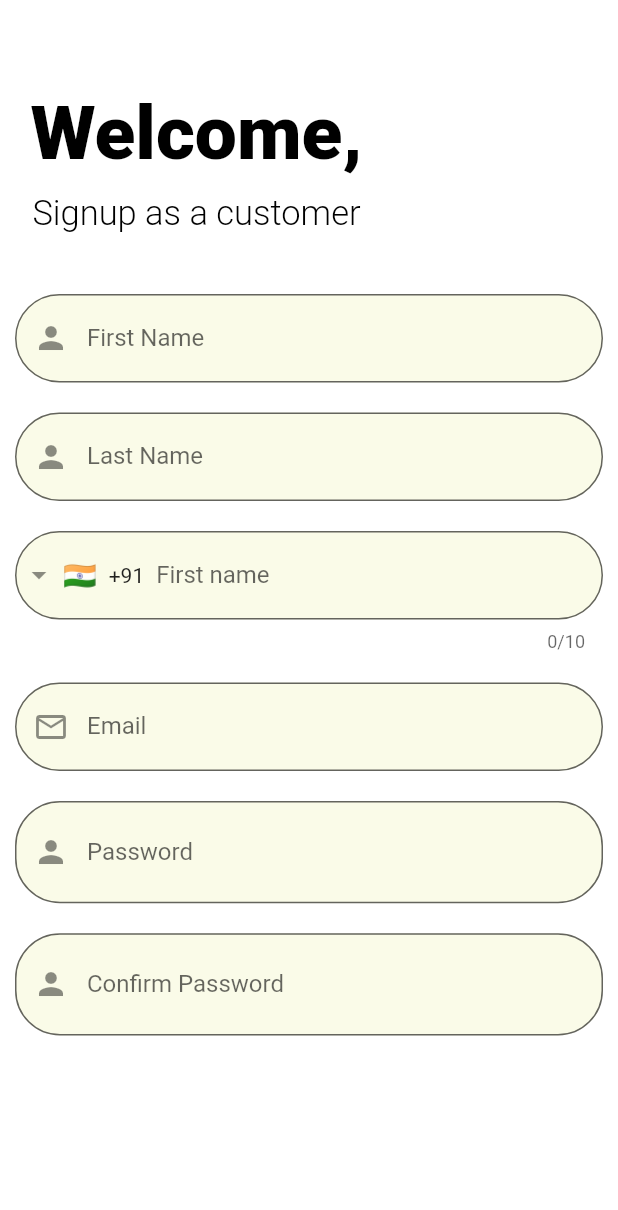
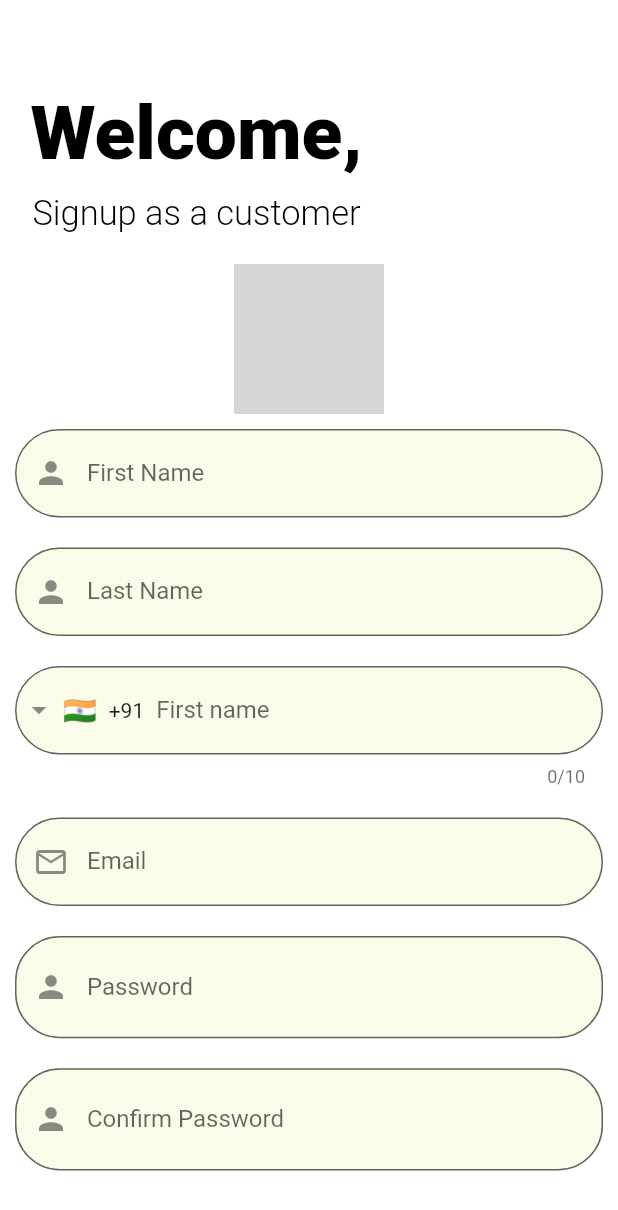
Before and after one commit to ayan-gorain/Enchantee, a Flutter app: the Customersignupage screen opened by its route, on a phone screen of 412 x 824 dp. Shown: the top 1210 px of the screen. Run offline on Flutter 3.47's test engine with Material 2 defaults, Android fonts, the phone set to English and light mode, and no system bars; drawn by our look-alikes of intl_phone_field; our stand-ins replace flutter_screenutil, font_awesome_flutter, image_picker; grey boxes are pictures that could not be loaded.

Commit message:
customersign up going on

```diff
--- a/lib/pages/customers_signup.dart
+++ b/lib/pages/customers_signup.dart
@@ -1,5 +1,8 @@
+import 'package:enchante/widget/user_image_picker.dart';
 import 'package:flutter/material.dart';
 import 'package:intl_phone_field/intl_phone_field.dart';
+import 'package:image_picker/image_picker.dart';
+
 
 class Customersignupage extends StatefulWidget {
   const Customersignupage({Key? key}) : super(key: key);
@@ -20,6 +23,7 @@ class _CustomersignupageState extends State<Customersignupage> {
           width:double.infinity,
             child: Column(
               children:<Widget> [
+
                 SizedBox(height:30),
                 const Padding(
                   padding: EdgeInsets.only(right:150,top:30),
@@ -39,12 +43,11 @@ class _CustomersignupageState extends State<Customersignupage> {
                             color: Colors.black,
                             fontWeight: FontWeight.w300)),
                 ),
-                SizedBox(height: 30),
-
+                const SizedBox(height: 20),
+                const UserImagePicker(),
                 const Padding(
-                  padding: const EdgeInsets.all(10.0),
+                  padding: EdgeInsets.all(10.0),
                   child: TextField(
-
                     decoration: InputDecoration(
                       filled: true,
                       fillColor: Color.fromRGBO(229, 235, 138, 0.2),
--- /dev/null
+++ b/lib/widget/user_image_picker.dart
@@ -0,0 +1,85 @@
+//import 'dart:html';
+import 'dart:io';
+import 'package:flutter/material.dart';
+import 'package:image_picker/image_picker.dart';
+
+class UserImagePicker extends StatefulWidget {
+  const UserImagePicker({Key? key}) : super(key: key);
+
+  @override
+  State<UserImagePicker> createState() => _UserImagePickerState();
+}
+class _UserImagePickerState extends State<UserImagePicker> {
+  File _pickedImage = File('');
+  void _pickImageC() async{
+    final pickedImageFile=await ImagePicker.pickImage(source:ImageSource.camera);
+    setState(() {
+      _pickedImage=pickedImageFile;
+    });
+  }
+  void _pickImageG() async{
+    final pickedImageFile=await ImagePicker.pickImage(source:ImageSource.gallery);
+    setState(() {
+      _pickedImage=pickedImageFile;
+    });
+  }
+
+  void _menu()
+  {
+    showModalBottomSheet<void>(
+      context: context,
+      builder: (BuildContext context) {
+        return Container(
+          height: 150,
+          color: Colors.amber,
+          child: Center(
+            child: Column(
+              mainAxisAlignment: MainAxisAlignment.center,
+              mainAxisSize: MainAxisSize.min,
+              children: <Widget>[
+                ElevatedButton(
+                  child: const Text('Camera'),
+                  onPressed: () => _pickImageC(),
+                ),
+                ElevatedButton(
+                  child: const Text('Gallery'),
+                  onPressed: () => _pickImageG(),
+                )
+              ],
+            ),
+          ),
+        );
+      },
+    );
+
+
+  }
+
+
+  @override
+  Widget build(BuildContext context) {
+    return  Column(
+      children: [
+        Stack(
+          children: [
+            CircleAvatar(
+              radius: 50,
+              backgroundImage: _pickedImage !=null ?  FileImage(_pickedImage):null,
+            ),
+            Positioned(
+                left: 56,
+                bottom:60,
+                child: IconButton(
+                  onPressed: _menu,
+                  icon: const Icon(
+                    Icons.camera_alt,
+                    size: 30,
+                  ),
+                ))
+          ],
+
+        ),
+      ],
+    );
+  }
+}
--- a/pubspec.yaml
+++ b/pubspec.yaml
@@ -39,6 +39,7 @@ dependencies:
   intl_phone_number_input: ^0.7.0+2
   intl_phone_field: ^3.1.0
   editable_image: ^1.1.0
+  image_picker: ^0.6.5+3
 
 dev_dependencies:
   flutter_test:
```
Also changed, not shown: pubspec.lock, 2 other files.
